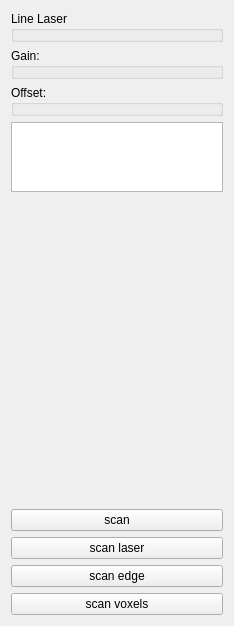
Before: the Qt Designer form UI/_scancaliberationsection.ui in PenthiusX/BareBonesEngine, drawn with Qt 5.
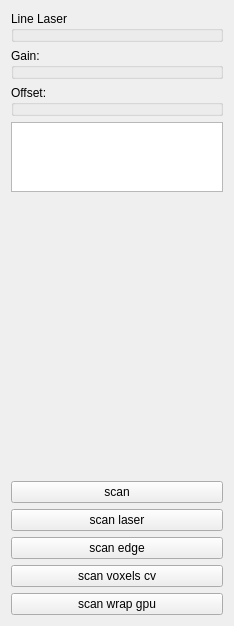
After: the same form once the commit is applied. Custom widgets are drawn as their Qt base class.

Patch:
```diff
--- a/UI/_scancaliberationsection.ui
+++ b/UI/_scancaliberationsection.ui
@@ -81,7 +81,14 @@
    <item>
     <widget class="QPushButton" name="scan_voxels_button">
      <property name="text">
-      <string>scan voxels</string>
+      <string>scan voxels cv</string>
+     </property>
+    </widget>
+   </item>
+   <item>
+    <widget class="QPushButton" name="scan_wrap_gpu_button">
+     <property name="text">
+      <string>scan wrap gpu</string>
      </property>
     </widget>
    </item>
```
